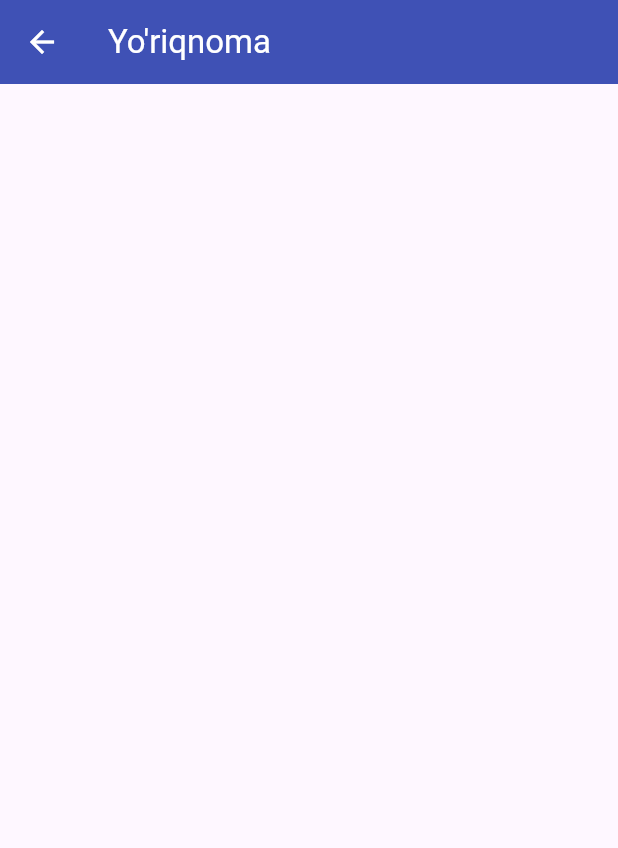
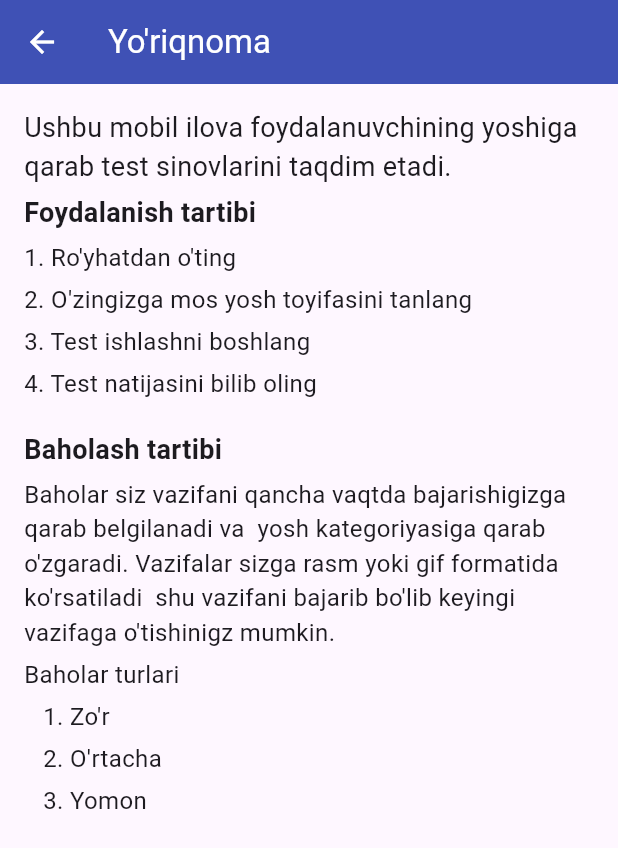
Before and after one commit to SaparbayevSarvarbek/Game-app, a Flutter app: the InstructionPage screen opened directly, on a phone screen of 412 x 824 dp. Shown: the top 848 px of the screen. Run offline on Flutter 3.47's test engine with Material 3 defaults, Android fonts, the phone set to English and light mode, and no system bars; our stand-ins replace connectivity_plus, dio, image_picker, shared_preferences; accounts and stored records are empty; network calls fail.

Commit message:
fix problem and update instruction page

```diff
--- a/lib/pages/instruction_page.dart
+++ b/lib/pages/instruction_page.dart
@@ -12,7 +12,41 @@ class InstructionPage extends StatelessWidget {
       ),
       foregroundColor: Colors.white,
       backgroundColor: Colors.indigo,),
-      body: Container(),
+      body: Container(
+        padding: EdgeInsets.symmetric(horizontal: 16.0,vertical: 16.0),
+         child: Column(
+           spacing: 5,
+           mainAxisSize: MainAxisSize.max,
+           crossAxisAlignment: CrossAxisAlignment.start,
+           children: [
+             Text(
+               'Ushbu mobil ilova foydalanuvchining yoshiga qarab test sinovlarini taqdim etadi.',
+               style: TextStyle(fontSize: 18),
+               textAlign: TextAlign.start,
+             ),
+             Text(
+               'Foydalanish tartibi',
+               style: TextStyle(fontSize: 18,fontWeight: FontWeight.bold),
+               textAlign: TextAlign.start,
+             ),
+             Text('1. Ro\'yhatdan o\'ting ',style: TextStyle(fontSize: 16,)),
+             Text('2. O\'zingizga mos yosh toyifasini tanlang',style: TextStyle(fontSize: 16,)),
+             Text('3. Test ishlashni boshlang',style: TextStyle(fontSize: 16,)),
+             Text('4. Test natijasini bilib oling',style: TextStyle(fontSize: 16,)),
+             SizedBox(height: 10,),
+             Text(
+               'Baholash tartibi',
+               style: TextStyle(fontSize: 18,fontWeight: FontWeight.bold),
+               textAlign: TextAlign.start,
+             ),
+             Text('Baholar siz vazifani qancha vaqtda bajarishigizga qarab belgilanadi va  yosh kategoriyasiga qarab o\'zgaradi. Vazifalar sizga rasm yoki gif formatida ko\'rsatiladi  shu vazifani bajarib bo\'lib keyingi vazifaga o\'tishinigz mumkin.',style: TextStyle(fontSize: 16,)),
+             Text('Baholar turlari',style: TextStyle(fontSize: 16,)),
+             Text('   1. Zo\'r',style: TextStyle(fontSize: 16,)),
+             Text('   2. O\'rtacha',style: TextStyle(fontSize: 16,)),
+             Text('   3. Yomon',style: TextStyle(fontSize: 16,)),
+           ],
+         )
+      ),
     );
   }
 }
--- a/lib/pages/result_page.dart
+++ b/lib/pages/result_page.dart
@@ -28,7 +28,8 @@ class _ResultPageState extends State<ResultPage> {
         backgroundColor: Colors.indigo,
         foregroundColor: Colors.white,
       ),
-      body: Padding(
+      body: SingleChildScrollView(
+        child: Padding(
           padding: const EdgeInsets.all(6.0),
           child: Column(
             crossAxisAlignment: CrossAxisAlignment.start,
@@ -62,6 +63,7 @@ class _ResultPageState extends State<ResultPage> {
             ],
           ),
         ),
+      ),
     );
   }
   void checkScore(List timeList) {
@@ -91,6 +93,5 @@ class _ResultPageState extends State<ResultPage> {
       }
       totalScore=totalScore+scoreList[i];
     }
-
   }
 }
```
Also changed, not shown: lib/pages/home_page.dart (+9 -9 lines), lib/pages/login_page.dart (+4 -5 lines), lib/pages/registration_page.dart (+33 -1 lines). Lines whose indentation alone changed are shown as unchanged.
